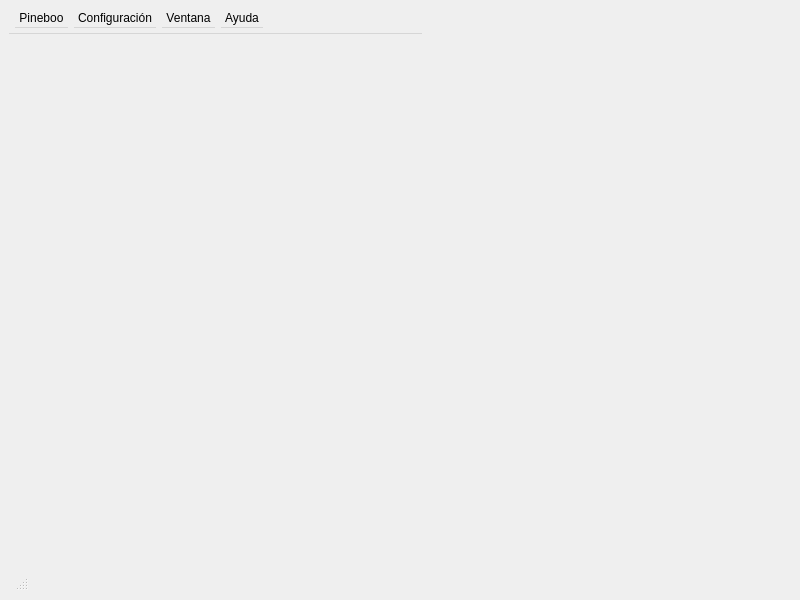
Before: the Qt Designer form pineboolib/plugins/mainform/pineboo/mainform.ui in deavid/pineboo, drawn with Qt 5.
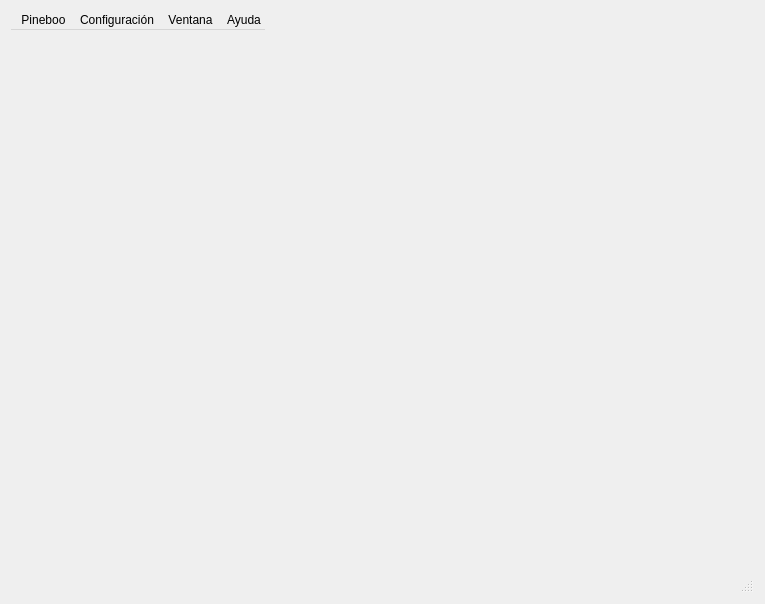
After: the same form once the commit is applied. Icons and pictures are not drawn.

What changed in the file:
```diff
--- a/pineboolib/plugins/mainform/pineboo/mainform.ui
+++ b/pineboolib/plugins/mainform/pineboo/mainform.ui
@@ -6,22 +6,16 @@
    <rect>
     <x>0</x>
     <y>0</y>
-    <width>800</width>
-    <height>600</height>
+    <width>765</width>
+    <height>604</height>
    </rect>
   </property>
   <property name="windowTitle">
    <string>MainWindow</string>
   </property>
+  <layout class="QVBoxLayout" name="verticalLayout">
+   <item>
   <widget class="QMenuBar" name="menubar">
-   <property name="geometry">
-    <rect>
-     <x>9</x>
-     <y>9</y>
-     <width>413</width>
-     <height>25</height>
-    </rect>
-   </property>
    <property name="sizePolicy">
     <sizepolicy hsizetype="Fixed" vsizetype="Fixed">
      <horstretch>0</horstretch>
@@ -74,22 +68,34 @@
    <addaction name="menuVentanas"/>
    <addaction name="menuAyuda"/>
   </widget>
-  <widget class="QStatusBar" name="statusbar">
-   <property name="geometry">
-    <rect>
-     <x>9</x>
-     <y>569</y>
+   </item>
+   <item>
+    <spacer name="verticalSpacer">
+     <property name="orientation">
+      <enum>Qt::Vertical</enum>
+     </property>
+     <property name="sizeHint" stdset="0">
+      <size>
      <width>20</width>
-     <height>22</height>
-    </rect>
-   </property>
+       <height>527</height>
+      </size>
+     </property>
+    </spacer>
+   </item>
+   <item>
+    <widget class="QStatusBar" name="statusbar">
    <property name="sizePolicy">
     <sizepolicy hsizetype="Preferred" vsizetype="Fixed">
      <horstretch>0</horstretch>
      <verstretch>0</verstretch>
     </sizepolicy>
    </property>
-  </widget>
+     <property name="layoutDirection">
+      <enum>Qt::LeftToRight</enum>
+     </property>
+    </widget>
+   </item>
+  </layout>
   <action name="actionSalir">
    <property name="checkable">
     <bool>true</bool>
```
Lines whose indentation alone changed are shown as unchanged.
